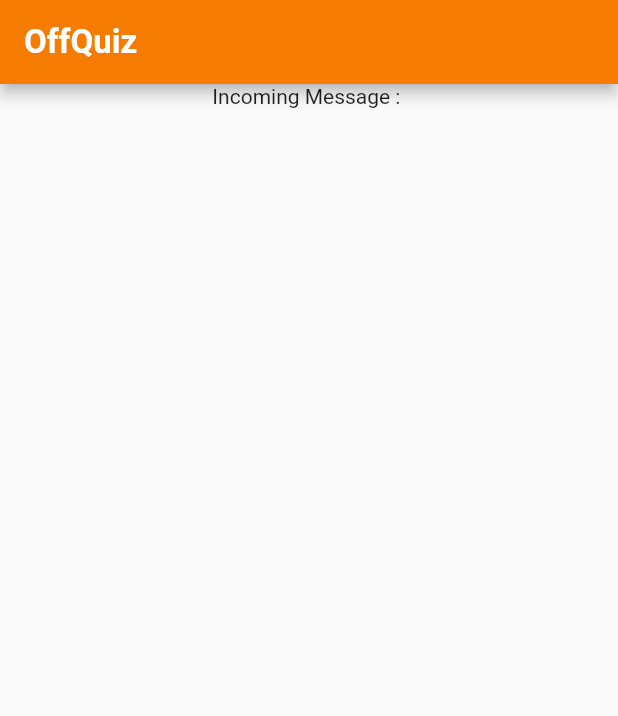
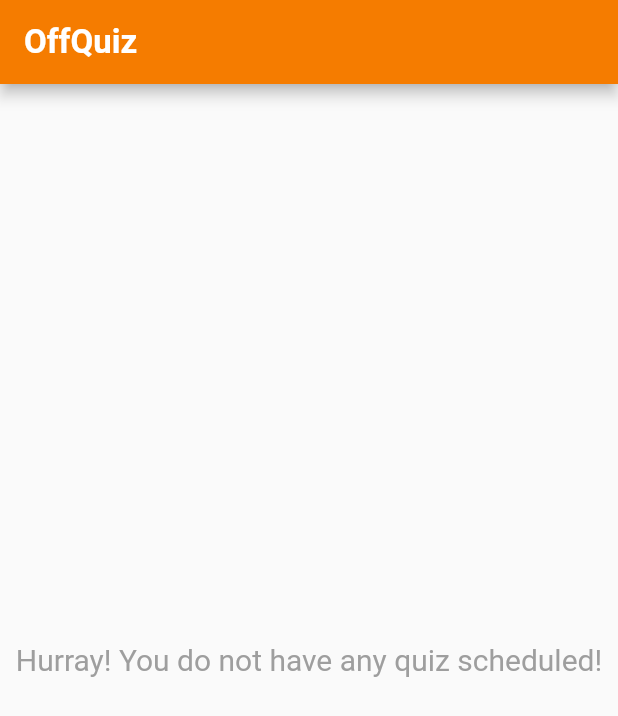
Before and after one commit to ultra-noobs/offline-quiz-app-mobile, a Flutter app: the screen it shows after launch, on a phone screen of 412 x 824 dp. Shown: the top 716 px of the screen. Run offline on Flutter 3.47's test engine with Material 2 defaults, Android fonts, the phone set to English and light mode, and no system bars; our stand-ins replace circular_countdown_timer; missing offline and left inert: telephony; Roboto replaces fonts that are missing (AppBarFont).

Commit message:
fixes #3

```diff
--- a/lib/home/Quiz/quizScreen.dart
+++ b/lib/home/Quiz/quizScreen.dart
@@ -1,16 +1,12 @@
 import 'package:OffQuiz/home/Question/questionCard.dart';
 import 'package:OffQuiz/model/question.dart';
+import 'package:OffQuiz/model/quiz.dart';
 import 'package:OffQuiz/shared/quizAppBar.dart';
 import 'package:flutter/material.dart';
 
 class QuizScreen extends StatefulWidget {
-  List<Question> questions;
-  String quizName;
-  int duration;
-  QuizScreen(
-      {required this.questions,
-      required this.quizName,
-      required this.duration});
+  Quiz quiz;
+  QuizScreen({required this.quiz});
 
   List<QuestionCard> questionCards = [];
 
@@ -46,9 +42,9 @@
   @override
   Widget build(BuildContext context) {
     return Scaffold(
-        appBar: quizAppBar(widget.quizName, context, widget.duration),
+        appBar: quizAppBar(widget.quiz.quizName, context, 2),
         body: ListView(
-          children: fetchAllQuestions(widget.questions),
+          children: fetchAllQuestions(widget.quiz.questions),
         ));
   }
 }
--- a/lib/home/home.dart
+++ b/lib/home/home.dart
@@ -321,16 +321,29 @@
 
     return Scaffold(
       appBar: appBar("OffQuiz"),
-      body: ListView(
-          // children: quizzes
-          //     .map((quiz) => QuizCard(
-          //           quizName: quiz.quizName,
-          //           facultyName: quiz.facultyName,
-          //           questions: questions,
-          //           duration: duration,
-          //         ))
-          //     .toList(),
-          children: [Center(child: Text("Incoming Message : "))]),
+      body: _quizzes.length != 0
+          ? ListView(
+              children: _quizzes
+                  .map((quiz) => QuizCard(
+                        quiz: quiz,
+                      ))
+                  .toList(),
+            )
+          : Center(
+              child: Column(
+                mainAxisAlignment: MainAxisAlignment.center,
+                crossAxisAlignment: CrossAxisAlignment.center,
+                children: [
+                  Text(
+                    "Hurray! You do not have any quiz scheduled!",
+                    style: TextStyle(
+                        fontSize: 20,
+                        fontWeight: FontWeight.w400,
+                        color: Colors.grey),
+                  ),
+                ],
+              ),
+            ),
     );
   }
 }
```
Also changed, not shown: lib/home/Quiz/quizCard.dart (+20 -15 lines).
